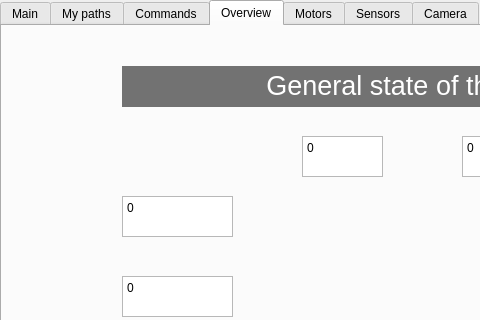
Qt form GUI/mainwindow.ui (Zorrander/LittleHelper) before a commit; both pictures show x 0 to 480 and y 0 to 320 of the 800 by 480 pixel window.
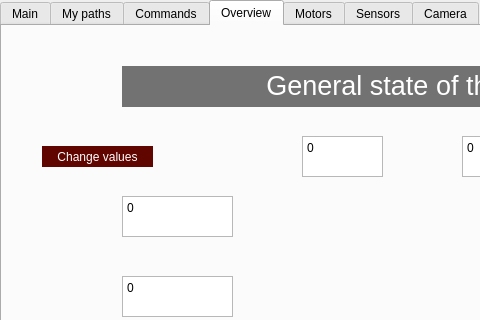
The same form after that commit. The open tabs and pages were chosen to show the change. Icons and pictures are not drawn.

```diff
--- a/GUI/mainwindow.ui
+++ b/GUI/mainwindow.ui
@@ -712,6 +712,23 @@
 &lt;p align=&quot;center&quot; style=&quot; margin-top:0px; margin-bottom:0px; margin-left:0px; margin-right:0px; -qt-block-indent:0; text-indent:0px;&quot;&gt;Battery&lt;/p&gt;&lt;/body&gt;&lt;/html&gt;</string>
       </property>
      </widget>
+     <widget class="QPushButton" name="changeButton">
+      <property name="geometry">
+       <rect>
+        <x>40</x>
+        <y>120</y>
+        <width>111</width>
+        <height>21</height>
+       </rect>
+      </property>
+      <property name="styleSheet">
+       <string notr="true">background-color:rgb(97, 5, 0);
+color: rgb(255, 255, 255);</string>
+      </property>
+      <property name="text">
+       <string>Change values</string>
+      </property>
+     </widget>
     </widget>
     <widget class="QWidget" name="TabMotors">
      <property name="styleSheet">
```
Left out of the diff: 24 changed lines with no effect on the pictures.
